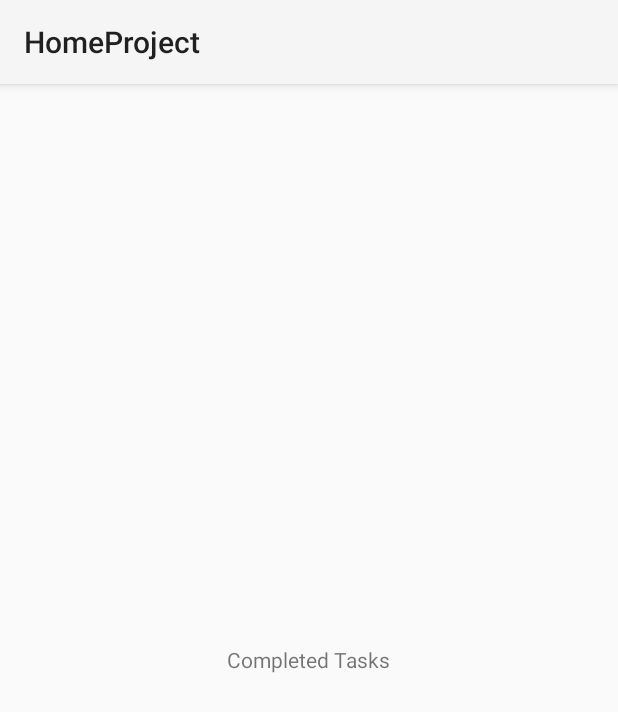
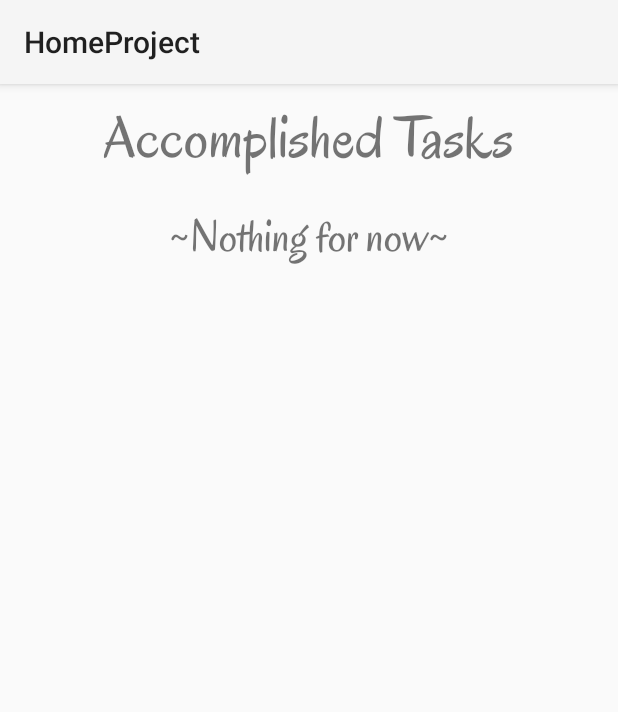
Before and after one commit to JoshuaBesei/HomeProject, an Android app: the fragment CompletedTasksFragment shown on its own in the app's theme, on a phone screen of 412 x 824 dp. Shown: the top 712 px of the screen. Run offline under Robolectric (Android 15) with nearby library versions, the phone set to English and light mode, and no system bars.

Commit message:
layout for Accomplished Task Fragment

```diff
--- a/app/src/main/res/layout/fragment_completed_tasks.xml
+++ b/app/src/main/res/layout/fragment_completed_tasks.xml
@@ -10,10 +10,25 @@
         android:layout_height="match_parent">
 
         <TextView
+            android:id="@+id/accomplish_task_title"
             android:layout_width="wrap_content"
             android:layout_height="wrap_content"
-            android:layout_centerInParent="true"
-            android:text="Completed Tasks" />
+            android:layout_centerHorizontal="true"
+            android:layout_marginTop="10dp"
+            android:fontFamily="@font/oregano"
+            android:text="Accomplished Tasks"
+            android:textSize="40dp" />
+
+        <TextView
+            android:id="@+id/nothing"
+            android:layout_width="wrap_content"
+            android:layout_height="wrap_content"
+            android:layout_centerHorizontal="true"
+            android:layout_marginTop="20dp"
+            android:fontFamily="@font/oregano"
+            android:text="~Nothing for now~"
+            android:layout_below="@+id/accomplish_task_title"
+            android:textSize="30dp" />
 
     </RelativeLayout>
 
```
